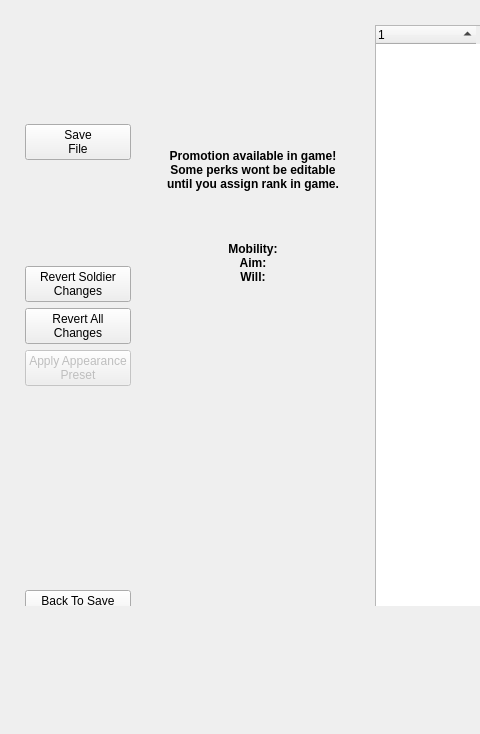
Qt form QtDesigner.ui (Bodzioo44/XcomPerkEdit) before a commit; both pictures show x 0 to 480 and y 0 to 734 of the 898 by 734 pixel window.
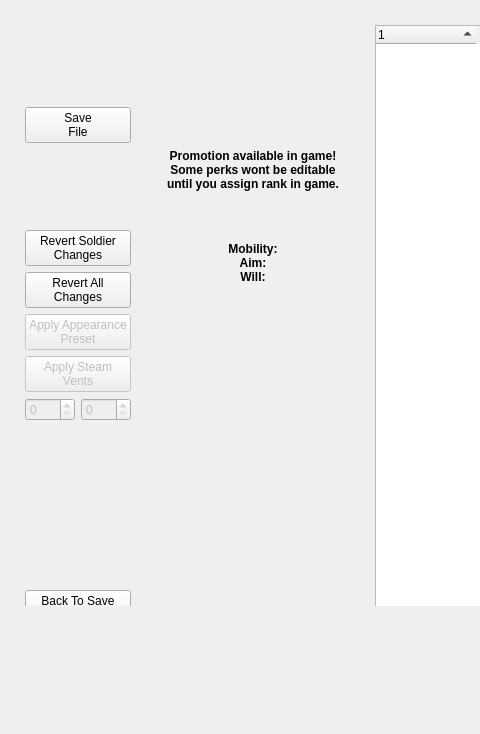
The same form after that commit.

Commit message: Add temporary vent location editor

Patch:
```diff
--- a/QtDesigner.ui
+++ b/QtDesigner.ui
@@ -106,7 +106,7 @@
          </property>
          <layout class="QHBoxLayout" name="horizontalLayout" stretch="0,1,5,1,12">
           <item>
-           <layout class="QVBoxLayout" name="ButtonVBoxLayout" stretch="5,1,5,1,1,0,10,1">
+           <layout class="QVBoxLayout" name="ButtonVBoxLayout" stretch="5,1,5,1,1,0,0,0,10,1">
             <item>
              <spacer name="verticalSpacer">
               <property name="orientation">
@@ -168,6 +168,35 @@
               </property>
              </widget>
             </item>
+            <item>
+             <widget class="QPushButton" name="VentButton">
+              <property name="enabled">
+               <bool>false</bool>
+              </property>
+              <property name="text">
+               <string>Apply Steam 
+Vents</string>
+              </property>
+             </widget>
+            </item>
+            <item>
+             <layout class="QHBoxLayout" name="VentLayout">
+              <item>
+               <widget class="QSpinBox" name="Vent2Box">
+                <property name="enabled">
+                 <bool>false</bool>
+                </property>
+               </widget>
+              </item>
+              <item>
+               <widget class="QSpinBox" name="Vent1Box">
+                <property name="enabled">
+                 <bool>false</bool>
+                </property>
+               </widget>
+              </item>
+             </layout>
+            </item>
             <item>
              <spacer name="verticalSpacer_5">
               <property name="orientation">
```
